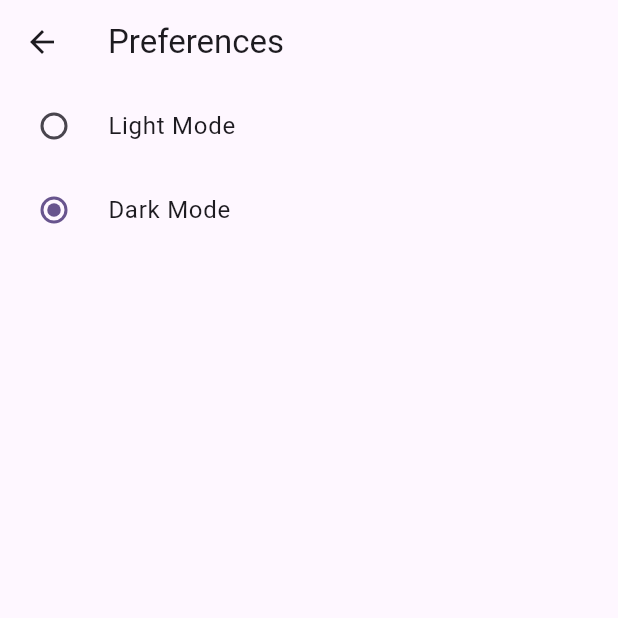
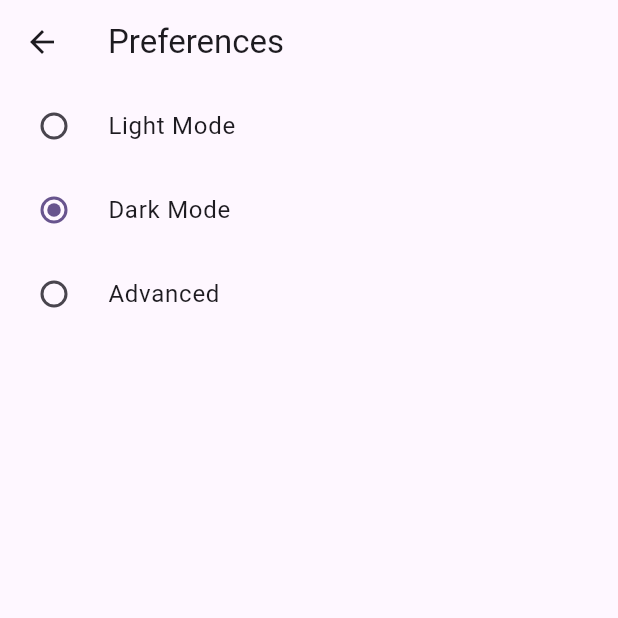
Before and after one commit to Dior15/BookBasket, a Flutter app: the PreferencesPage screen opened directly, after a tap on "Dark Mode", on a phone screen of 412 x 824 dp, the top half of it. Run offline on Flutter 3.47's test engine with Material 3 defaults, Android fonts, the phone set to English and light mode, and no system bars; our stand-ins replace shared_preferences; accounts and stored records are empty.

Commit message:
Improved Preferences Page
Now supports theme customization, in addition to light and dark themes. Needs work to integrate into main.dart when created. Also segmented theme stuff into its own folder, for clarity.

```diff
--- a/lib/preferences_page.dart
+++ b/lib/preferences_page.dart
@@ -1,32 +1,119 @@
 import 'package:flutter/material.dart';
 import 'package:provider/provider.dart';
-import 'theme_notifier.dart';
+import 'themes/theme_notifier.dart';
 
-class PreferencesPage extends StatelessWidget {
+class PreferencesPage extends StatefulWidget {
   const PreferencesPage({super.key});
+
+  @override
+  State<PreferencesPage> createState() => _PreferencesPageState();
+}
+
+class _PreferencesPageState extends State<PreferencesPage> {
+  final List<Color> colorOptions = [
+    Colors.red,
+    Colors.blue,
+    Colors.green,
+    Colors.black,
+    Colors.white,
+    Colors.orange,
+    Colors.purple,
+  ];
 
   @override
   Widget build(BuildContext context) {
     final themeNotifier = Provider.of<ThemeNotifier>(context);
 
     return Scaffold(
-      appBar: AppBar(
-        title: const Text("Preferences"),
-      ),
-      body: Column(
+      appBar: AppBar(title: const Text("Preferences")),
+      body: ListView(
         children: [
-          RadioListTile<ThemeMode>(
+          RadioListTile<ThemeType>(
             title: const Text("Light Mode"),
-            value: ThemeMode.light,
-            groupValue: themeNotifier.themeMode,
+            value: ThemeType.light,
+            groupValue: themeNotifier.themeType,
             onChanged: (_) => themeNotifier.setLightMode(),
           ),
-          RadioListTile<ThemeMode>(
+          RadioListTile<ThemeType>(
             title: const Text("Dark Mode"),
-            value: ThemeMode.dark,
-            groupValue: themeNotifier.themeMode,
+            value: ThemeType.dark,
+            groupValue: themeNotifier.themeType,
             onChanged: (_) => themeNotifier.setDarkMode(),
           ),
+          RadioListTile<ThemeType>(
+            title: const Text("Advanced"),
+            value: ThemeType.advanced,
+            groupValue: themeNotifier.themeType,
+            onChanged: (_) => themeNotifier.setAdvancedMode(),
+          ),
+          if (themeNotifier.themeType == ThemeType.advanced)
+            ExpansionTile(
+              title: const Text("Advanced Color Options"),
+              children: [
+                const Padding(
+                  padding: EdgeInsets.all(12.0),
+                  child: Text(
+                    "Background Color",
+                    style: TextStyle(fontWeight: FontWeight.bold),
+                  ),
+                ),
+                Wrap(
+                  children: colorOptions.map((color) {
+                    final isDisabled = color == themeNotifier.foregroundColor;
+
+                    return GestureDetector(
+                      onTap: isDisabled
+                          ? null
+                          : () => themeNotifier.setBackgroundColor(color),
+                      child: Container(
+                        margin: const EdgeInsets.all(6),
+                        width: 40,
+                        height: 40,
+                        decoration: BoxDecoration(
+                          color: color,
+                          shape: BoxShape.circle,
+                          border: Border.all(
+                            width: themeNotifier.backgroundColor == color ? 3 : 1,
+                            color: isDisabled ? Colors.grey : Colors.black,
+                          ),
+                        ),
+                      ),
+                    );
+                  }).toList(),
+                ),
+                const Padding(
+                  padding: EdgeInsets.all(12.0),
+                  child: Text(
+                    "Foreground (Text) Color",
+                    style: TextStyle(fontWeight: FontWeight.bold),
+                  ),
+                ),
+                Wrap(
+                  children: colorOptions.map((color) {
+                    final isDisabled = color == themeNotifier.backgroundColor;
+
+                    return GestureDetector(
+                      onTap: isDisabled
+                          ? null
+                          : () => themeNotifier.setForegroundColor(color),
+                      child: Container(
+                        margin: const EdgeInsets.all(6),
+                        width: 40,
+                        height: 40,
+                        decoration: BoxDecoration(
+                          color: color,
+                          shape: BoxShape.circle,
+                          border: Border.all(
+                            width: themeNotifier.foregroundColor == color ? 3 : 1,
+                            color: isDisabled ? Colors.grey : Colors.black,
+                          ),
+                        ),
+                      ),
+                    );
+                  }).toList(),
+                ),
+              ],
+            ),
         ],
       ),
     );
--- a/lib/theme_notifier.dart
+++ /dev/null
@@ -1,43 +0,0 @@
-import 'package:flutter/material.dart';
-import 'package:shared_preferences/shared_preferences.dart';
-
-class ThemeNotifier extends ChangeNotifier {
-  static const String key = "theme_mode";
-
-  ThemeMode _themeMode = ThemeMode.light;
-  ThemeMode get themeMode => _themeMode;
-
-  ThemeNotifier() {
-    _loadTheme();
-  }
-
-  Future<void> _loadTheme() async {
-    final prefs = await SharedPreferences.getInstance();
-    final savedTheme = prefs.getString(key);
-
-    if (savedTheme == "dark") {
-      _themeMode = ThemeMode.dark;
-    } else {
-      _themeMode = ThemeMode.light;
-    }
-
-    notifyListeners();
-  }
-
-  Future<void> _saveTheme(String value) async {
-    final prefs = await SharedPreferences.getInstance();
-    await prefs.setString(key, value);
-  }
-
-  void setLightMode() {
-    _themeMode = ThemeMode.light;
-    _saveTheme("light");
-    notifyListeners();
-  }
-
-  void setDarkMode() {
-    _themeMode = ThemeMode.dark;
-    _saveTheme("dark");
-    notifyListeners();
-  }
-}
--- /dev/null
+++ b/lib/themes/theme_notifier.dart
@@ -0,0 +1,89 @@
+import 'package:flutter/material.dart';
+import 'package:shared_preferences/shared_preferences.dart';
+
+enum ThemeType { light, dark, advanced }
+
+class ThemeNotifier extends ChangeNotifier {
+  static const String themeTypeKey = "theme_type";
+  static const String bgKey = "background_color";
+  static const String fgKey = "foreground_color";
+
+  ThemeType _themeType = ThemeType.light;
+  ThemeType get themeType => _themeType;
+
+  Color _backgroundColor = Colors.white;
+  Color get backgroundColor => _backgroundColor;
+
+  Color _foregroundColor = Colors.black;
+  Color get foregroundColor => _foregroundColor;
+
+  ThemeNotifier() {
+    _loadPreferences();
+  }
+
+  Future<void> _loadPreferences() async {
+    final prefs = await SharedPreferences.getInstance();
+
+    final savedType = prefs.getString(themeTypeKey);
+    if (savedType == "dark") {
+      _themeType = ThemeType.dark;
+    } else if (savedType == "advanced") {
+      _themeType = ThemeType.advanced;
+    } else {
+      _themeType = ThemeType.light;
+    }
+
+    final bgValue = prefs.getInt(bgKey);
+    if (bgValue != null) _backgroundColor = Color(bgValue);
+
+    final fgValue = prefs.getInt(fgKey);
+    if (fgValue != null) _foregroundColor = Color(fgValue);
+
+    notifyListeners();
+  }
+
+  Future<void> _saveThemeType(String value) async {
+    final prefs = await SharedPreferences.getInstance();
+    await prefs.setString(themeTypeKey, value);
+  }
+
+  Future<void> _saveBackgroundColor(Color color) async {
+    final prefs = await SharedPreferences.getInstance();
+    await prefs.setInt(bgKey, color.value);
+  }
+
+  Future<void> _saveForegroundColor(Color color) async {
+    final prefs = await SharedPreferences.getInstance();
+    await prefs.setInt(fgKey, color.value);
+  }
+
+  void setLightMode() {
+    _themeType = ThemeType.light;
+    _saveThemeType("light");
+    notifyListeners();
+  }
+
+  void setDarkMode() {
+    _themeType = ThemeType.dark;
+    _saveThemeType("dark");
+    notifyListeners();
+  }
+
+  void setAdvancedMode() {
+    _themeType = ThemeType.advanced;
+    _saveThemeType("advanced");
+    notifyListeners();
+  }
+
+  void setBackgroundColor(Color color) {
+    _backgroundColor = color;
+    _saveBackgroundColor(color);
+    notifyListeners();
+  }
+
+  void setForegroundColor(Color color) {
+    _foregroundColor = color;
+    _saveForegroundColor(color);
+    notifyListeners();
+  }
+}
```
Also changed, not shown: lib/themes/theme_builder.dart (added, +77 -0 lines).
